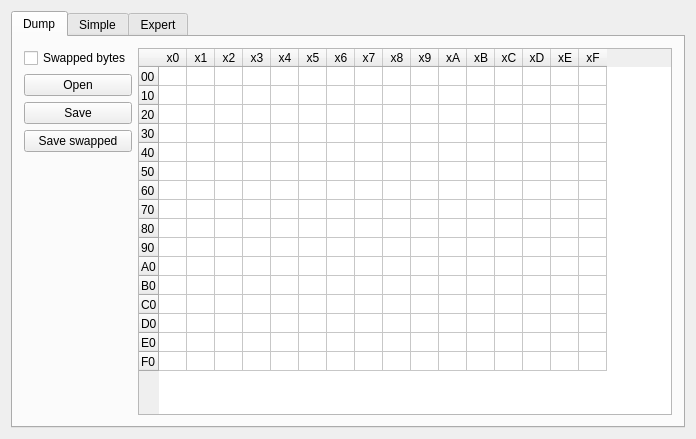
First picture: the form in mainwindow.ui, repository LasDesu/E34dash, before the edit.
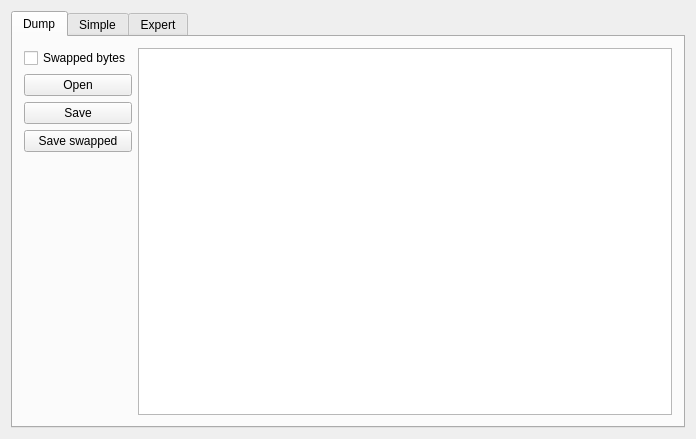
Second picture: the form after the edit. The open tabs and pages were chosen to show the change.

Commit message: use models/views

```diff
--- a/mainwindow.ui
+++ b/mainwindow.ui
@@ -86,185 +86,13 @@
          </layout>
         </item>
         <item>
-         <widget class="QTableWidget" name="tableDump">
-          <property name="sizePolicy">
-           <sizepolicy hsizetype="Expanding" vsizetype="Expanding">
-            <horstretch>0</horstretch>
-            <verstretch>0</verstretch>
-           </sizepolicy>
-          </property>
-          <property name="rowCount">
-           <number>16</number>
-          </property>
-          <property name="columnCount">
-           <number>16</number>
-          </property>
+         <widget class="QTableView" name="tableDump">
           <attribute name="horizontalHeaderDefaultSectionSize">
-           <number>28</number>
+           <number>25</number>
           </attribute>
           <attribute name="verticalHeaderDefaultSectionSize">
-           <number>19</number>
+           <number>18</number>
           </attribute>
-          <row>
-           <property name="text">
-            <string>00</string>
-           </property>
-          </row>
-          <row>
-           <property name="text">
-            <string>10</string>
-           </property>
-          </row>
-          <row>
-           <property name="text">
-            <string>20</string>
-           </property>
-          </row>
-          <row>
-           <property name="text">
-            <string>30</string>
-           </property>
-          </row>
-          <row>
-           <property name="text">
-            <string>40</string>
-           </property>
-          </row>
-          <row>
-           <property name="text">
-            <string>50</string>
-           </property>
-          </row>
-          <row>
-           <property name="text">
-            <string>60</string>
-           </property>
-          </row>
-          <row>
-           <property name="text">
-            <string>70</string>
-           </property>
-          </row>
-          <row>
-           <property name="text">
-            <string>80</string>
-           </property>
-          </row>
-          <row>
-           <property name="text">
-            <string>90</string>
-           </property>
-          </row>
-          <row>
-           <property name="text">
-            <string>A0</string>
-           </property>
-          </row>
-          <row>
-           <property name="text">
-            <string>B0</string>
-           </property>
-          </row>
-          <row>
-           <property name="text">
-            <string>C0</string>
-           </property>
-          </row>
-          <row>
-           <property name="text">
-            <string>D0</string>
-           </property>
-          </row>
-          <row>
-           <property name="text">
-            <string>E0</string>
-           </property>
-          </row>
-          <row>
-           <property name="text">
-            <string>F0</string>
-           </property>
-          </row>
-          <column>
-           <property name="text">
-            <string>x0</string>
-           </property>
-          </column>
-          <column>
-           <property name="text">
-            <string>x1</string>
-           </property>
-          </column>
-          <column>
-           <property name="text">
-            <string>x2</string>
-           </property>
-          </column>
-          <column>
-           <property name="text">
-            <string>x3</string>
-           </property>
-          </column>
-          <column>
-           <property name="text">
-            <string>x4</string>
-           </property>
-          </column>
-          <column>
-           <property name="text">
-            <string>x5</string>
-           </property>
-          </column>
-          <column>
-           <property name="text">
-            <string>x6</string>
-           </property>
-          </column>
-          <column>
-           <property name="text">
-            <string>x7</string>
-           </property>
-          </column>
-          <column>
-           <property name="text">
-            <string>x8</string>
-           </property>
-          </column>
-          <column>
-           <property name="text">
-            <string>x9</string>
-           </property>
-          </column>
-          <column>
-           <property name="text">
-            <string>xA</string>
-           </property>
-          </column>
-          <column>
-           <property name="text">
-            <string>xB</string>
-           </property>
-          </column>
-          <column>
-           <property name="text">
-            <string>xC</string>
-           </property>
-          </column>
-          <column>
-           <property name="text">
-            <string>xD</string>
-           </property>
-          </column>
-          <column>
-           <property name="text">
-            <string>xE</string>
-           </property>
-          </column>
-          <column>
-           <property name="text">
-            <string>xF</string>
-           </property>
-          </column>
          </widget>
         </item>
        </layout>
```
Left out of the diff: 25 changed lines with no effect on the pictures. The commit also changes 7 other files.
